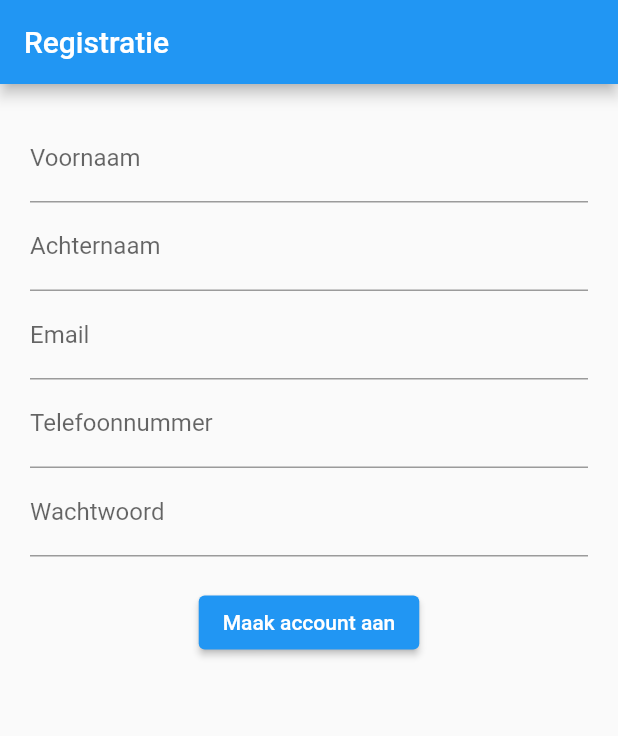
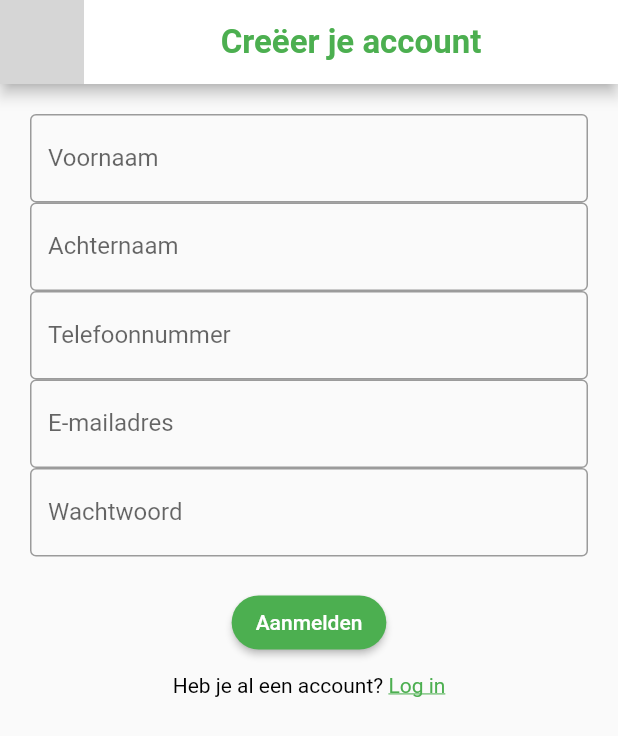
Before and after one commit to yousef12333/ParkPlanner, a Flutter app: the screen it shows after launch, on a phone screen of 412 x 824 dp. Shown: the top 736 px of the screen. Run offline on Flutter 3.47's test engine with Material 2 defaults, Android fonts, the light colour scheme and no system bars; our stand-ins replace cloud_firestore, firebase_auth, firebase_core; accounts and stored records are empty; grey boxes are pictures that could not be loaded.

Commit message:
frontend een beetje verbeteren

```diff
--- a/parkplannerproject/lib/user_registration.dart
+++ b/parkplannerproject/lib/user_registration.dart
@@ -1,4 +1,5 @@
 import 'package:flutter/foundation.dart';
+import 'package:flutter/gestures.dart';
 import 'package:flutter/material.dart';
 import 'package:firebase_auth/firebase_auth.dart';
 import 'package:cloud_firestore/cloud_firestore.dart';
@@ -97,7 +98,28 @@ class _RegistrationPageState extends State<RegistrationPage> {
   Widget build(BuildContext context) {
     return Scaffold(
       appBar: AppBar(
-        title: const Text('Registratie'),
+        title: Row(
+          mainAxisAlignment: MainAxisAlignment.center,
+          children: const [
+            Text(
+              'Creëer je account',
+              style: TextStyle(
+                fontSize: 22,
+                fontWeight: FontWeight.bold,
+                color: Colors.green,
+              ),
+            ),
+          ],
+        ),
+        backgroundColor: Colors.white,
+        leading: SizedBox(
+          width: 80,
+          height: 30,
+          child: Image.asset(
+            '/ParkPlannerLogo.png',
+            fit: BoxFit.fill,
+          ),
+        ),
       ),
       body: isLoading
           ? const Center(
@@ -111,8 +133,10 @@ class _RegistrationPageState extends State<RegistrationPage> {
                   child: Column(
                     children: [
                       TextFormField(
-                        decoration:
-                            const InputDecoration(labelText: 'Voornaam'),
+                        decoration: const InputDecoration(
+                            labelText: 'Voornaam',
+                            border: OutlineInputBorder(
+                                borderSide: BorderSide(color: Colors.black))),
                         validator: (value) {
                           if (value!.isEmpty) {
                             return 'Geef astublieft uw voornaam op';
@@ -124,8 +148,10 @@ class _RegistrationPageState extends State<RegistrationPage> {
                         },
                       ),
                       TextFormField(
-                        decoration:
-                            const InputDecoration(labelText: 'Achternaam'),
+                        decoration: const InputDecoration(
+                            labelText: 'Achternaam',
+                            border: OutlineInputBorder(
+                                borderSide: BorderSide(color: Colors.black))),
                         validator: (value) {
                           if (value!.isEmpty) {
                             return 'Geef astublieft uw achternaam op';
@@ -137,7 +163,28 @@ class _RegistrationPageState extends State<RegistrationPage> {
                         },
                       ),
                       TextFormField(
-                        decoration: const InputDecoration(labelText: 'Email'),
+                        decoration: const InputDecoration(
+                            labelText: 'Telefoonnummer',
+                            border: OutlineInputBorder(
+                                borderSide: BorderSide(color: Colors.black))),
+                        keyboardType: TextInputType.phone,
+                        validator: (value) {
+                          if (value!.isEmpty || value.length != 9) {
+                            return 'Telefoonnummer moet 9 cijfers lang zijn';
+                          }
+                          return null;
+                        },
+                        onSaved: (value) {
+                          phoneNumber = value!;
+                        },
+                      ),
+                      TextFormField(
+                        decoration: const InputDecoration(
+                          labelText: 'E-mailadres',
+                          border: OutlineInputBorder(
+                            borderSide: BorderSide(color: Colors.black),
+                          ),
+                        ),
                         keyboardType: TextInputType.emailAddress,
                         validator: (value) {
                           if (value!.isEmpty || !value.contains('@')) {
@@ -158,23 +205,11 @@ class _RegistrationPageState extends State<RegistrationPage> {
                           ),
                         ),
                       TextFormField(
-                        decoration:
-                            const InputDecoration(labelText: 'Telefoonnummer'),
-                        keyboardType: TextInputType.phone,
-                        validator: (value) {
-                          if (value!.isEmpty || value.length != 9) {
-                            return 'Telefoonnummer moet 9 cijfers lang zijn';
-                          }
-                          return null;
-                        },
-                        onSaved: (value) {
-                          phoneNumber = value!;
-                        },
-                      ),
-                      TextFormField(
                         obscureText: true,
-                        decoration:
-                            const InputDecoration(labelText: 'Wachtwoord'),
+                        decoration: const InputDecoration(
+                            labelText: 'Wachtwoord',
+                            border: OutlineInputBorder(
+                                borderSide: BorderSide(color: Colors.black))),
                         validator: (value) {
                           if (value!.isEmpty || value.length < 7) {
                             return 'Wachtwoord moet minsten 7 karakters lang zijn';
@@ -188,7 +223,43 @@ class _RegistrationPageState extends State<RegistrationPage> {
                       const SizedBox(height: 20),
                       ElevatedButton(
                         onPressed: _submitForm,
-                        child: const Text('Maak account aan'),
+                        style: ElevatedButton.styleFrom(
+                          backgroundColor: Colors.green,
+                          shape: RoundedRectangleBorder(
+                            borderRadius: BorderRadius.circular(30),
+                          ),
+                        ),
+                        child: const Text(
+                          'Aanmelden',
+                          style: TextStyle(
+                            color: Colors.white,
+                          ),
+                        ),
+                      ),
+                      const SizedBox(height: 10),
+                      GestureDetector(
+                        child: RichText(
+                          text: TextSpan(
+                            text: 'Heb je al een account? ',
+                            style: const TextStyle(
+                              color: Colors.black,
+                            ),
+                            children: <TextSpan>[
+                              TextSpan(
+                                text: 'Log in',
+                                style: const TextStyle(
+                                  color: Colors.green,
+                                  decoration: TextDecoration.underline,
+                                ),
+                                recognizer: TapGestureRecognizer()
+                                  ..onTap = () {
+                                    Navigator.of(context)
+                                        .pushNamed('/user_login');
+                                  },
+                              ),
+                            ],
+                          ),
+                        ),
                       ),
                     ],
                   ),
```
Also changed, not shown: 1 other file.
